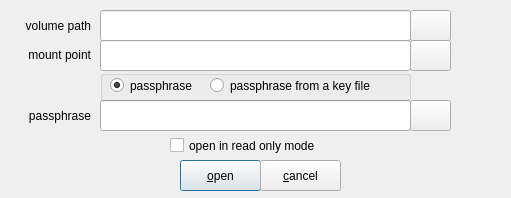
This is zuluCrypt-gui/password.ui in mhogomchungu/zuluCrypt as Qt 5 draws it before an edit. The edited form follows.
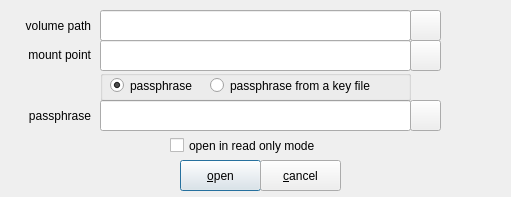
This is the edited form.

What changed in the file:
```diff
--- a/zuluCrypt-gui/password.ui
+++ b/zuluCrypt-gui/password.ui
@@ -10,7 +10,7 @@
     <x>0</x>
     <y>0</y>
     <width>511</width>
-    <height>198</height>
+    <height>197</height>
    </rect>
   </property>
   <property name="font">
@@ -87,7 +87,7 @@
     <rect>
      <x>410</x>
      <y>40</y>
-     <width>41</width>
+     <width>31</width>
      <height>31</height>
     </rect>
    </property>
@@ -106,7 +106,7 @@
     <rect>
      <x>410</x>
      <y>10</y>
-     <width>41</width>
+     <width>31</width>
      <height>31</height>
     </rect>
    </property>
@@ -189,7 +189,7 @@
     <rect>
      <x>410</x>
      <y>100</y>
-     <width>41</width>
+     <width>31</width>
      <height>31</height>
     </rect>
    </property>
```
